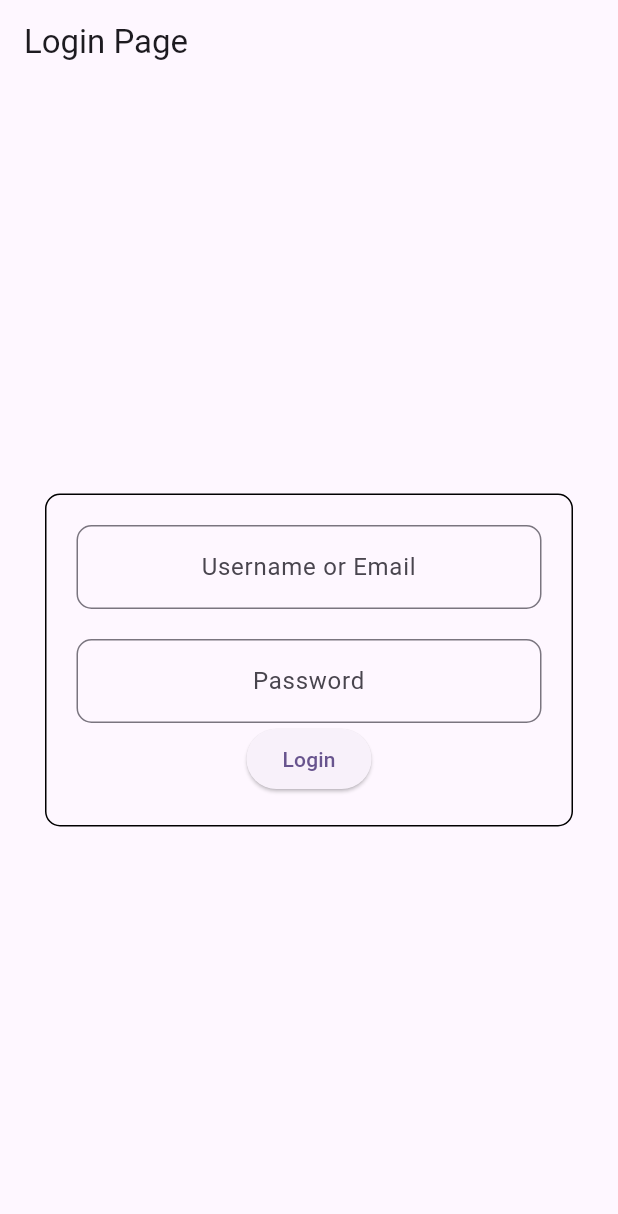
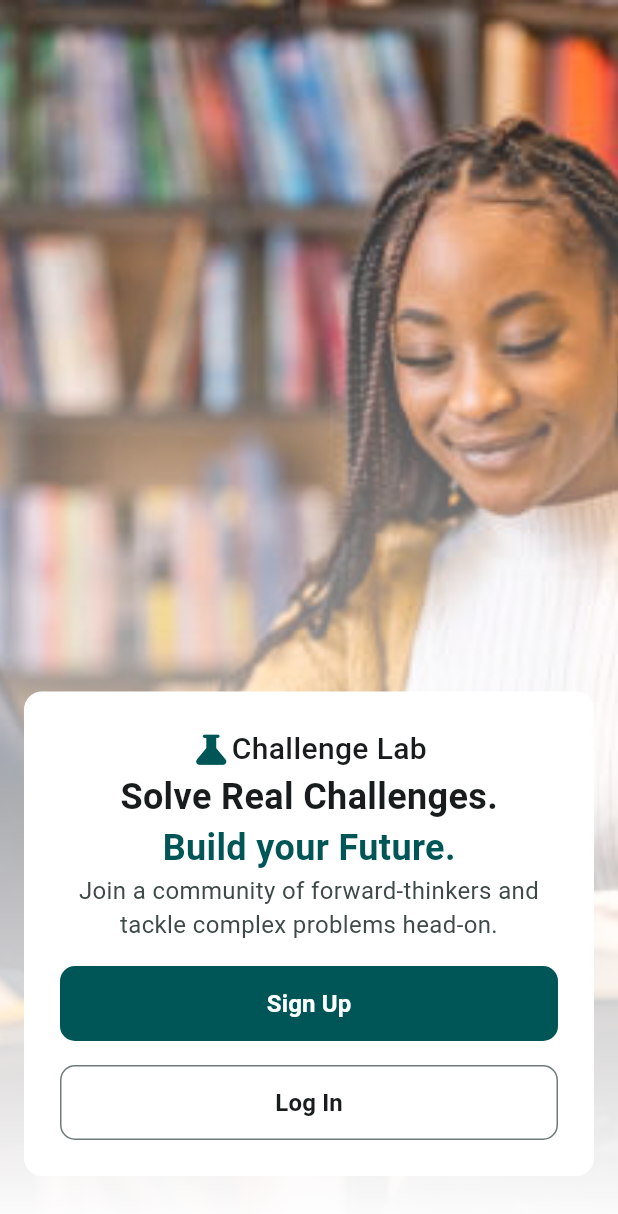
Before and after one commit to NixonSadique/challenge_lab_flutter, a Flutter app: the screen it shows after launch, on a phone screen of 412 x 824 dp. Shown: the top 1214 px of the screen. Run offline on Flutter 3.47's test engine with Material 3 defaults, Android fonts, the phone set to English and light mode, and no system bars; our stand-ins replace flutter_secure_storage.

Commit message:
feat: implement LandingPage, shared custom widgets, and update LoginScreen UI

```diff
--- a/lib/features/auth/presentation/login_screen.dart
+++ /dev/null
@@ -1,101 +0,0 @@
-import 'package:challenge_lab_flutter/features/auth/data/auth_service.dart';
-import 'package:flutter/material.dart';
-
-class LoginScreen extends StatefulWidget {
-  const LoginScreen({super.key});
-
-  @override
-  State<LoginScreen> createState() => _LoginScreenState();
-}
-
-class _LoginScreenState extends State<LoginScreen> {
-  final _identifierController = TextEditingController();
-  final _passwordController = TextEditingController();
-  final authService = AuthService();
-  bool _isLoading = false;
-
-  void handleLogin() async {
-    final identifier = _identifierController.text;
-    final password = _passwordController.text;
-
-    setState(() {
-      _isLoading = true;
-    });
-    try {
-      await authService.login(identifier, password);
-      ScaffoldMessenger.of(
-        context,
-      ).showSnackBar(const SnackBar(content: Text('Login successful!')));
-    } catch (e) {
-      ScaffoldMessenger.of(context).showSnackBar(
-        SnackBar(
-          content: Text(
-            e is Exception
-                ? e.toString().replaceFirst("Error: ", "")
-                : "An unexpected error occurred.",
-          ),
-        ),
-      );
-    } finally {
-      setState(() {
-        _isLoading = false;
-      });
-    }
-  }
-
-  @override
-  Widget build(BuildContext context) {
-    return Scaffold(
-      appBar: AppBar(title: Text("Login Page")),
-      body: Padding(
-        padding: const EdgeInsets.all(30),
-        child: Center(
-          child: Container(
-            padding: EdgeInsets.all(20),
-            decoration: BoxDecoration(
-              border: Border.all(),
-              borderRadius: BorderRadius.circular(10),
-            ),
-            child: Column(
-              mainAxisSize: MainAxisSize.min,
-              children: [
-                TextField(
-                  controller: _identifierController,
-                  decoration: InputDecoration(
-                    border: OutlineInputBorder(
-                      borderRadius: BorderRadius.circular(10),
-                    ),
-                    hintText: "Username or Email",
-                  ),
-                  textAlign: TextAlign.center,
-                ),
-                SizedBox(height: 20),
-                TextField(
-                  controller: _passwordController,
-                  decoration: InputDecoration(
-                    border: OutlineInputBorder(
-                      borderRadius: BorderRadius.circular(10),
-                    ),
-                    hintText: "Password",
-                  ),
-                  textAlign: TextAlign.center,
-                  obscureText: true,
-                ),
-                ElevatedButton(
-                  onPressed: _isLoading ? null : handleLogin,
-                  child: _isLoading
-                      ? SizedBox(
-                          height: 20,
-                          width: 20,
-                          child: CircularProgressIndicator(strokeWidth: 2),
-                        )
-                      : Text("Login"),
-                ),
-              ],
-            ),
-          ),
-        ),
-      ),
-    );
-  }
-}
--- /dev/null
+++ b/lib/features/landing/screens/landing_page.dart
@@ -0,0 +1,102 @@
+import 'package:challenge_lab_flutter/features/auth/presentation/screens/login_screen.dart';
+import 'package:challenge_lab_flutter/shared/widgets/app_button.dart';
+import 'package:challenge_lab_flutter/shared/widgets/outlined_app_button.dart';
+import 'package:flutter/material.dart';
+
+class LandingPage extends StatelessWidget {
+  const LandingPage({super.key});
+
+  @override
+  Widget build(BuildContext context) {
+    return Scaffold(
+      body: Stack(
+        fit: StackFit.expand,
+        children: [
+          Image.asset("assets/images/landing_bg.jpg", fit: BoxFit.cover),
+
+          Container(
+            decoration: BoxDecoration(
+              gradient: LinearGradient(
+                begin: Alignment.topCenter,
+                end: Alignment.bottomCenter,
+                colors: [Colors.white.withAlpha(10), Colors.white],
+              ),
+            ),
+          ),
+
+          Align(
+            alignment: Alignment.bottomCenter,
+            child: Container(
+              margin: EdgeInsets.symmetric(horizontal: 16, vertical: 40),
+              padding: EdgeInsets.all(24),
+              decoration: BoxDecoration(
+                color: Colors.white,
+                borderRadius: BorderRadius.circular(12),
+              ),
+              child: Column(
+                mainAxisSize: MainAxisSize.min,
+                mainAxisAlignment: MainAxisAlignment.center,
+                children: [
+                  Row(
+                    mainAxisAlignment: MainAxisAlignment.center,
+                    children: [
+                      Icon(
+                        Icons.science_rounded,
+                        color: Color(0xff005656),
+                        size: 27,
+                      ),
+                      Text(
+                        "Challenge Lab",
+                        style: TextStyle(
+                          color: Color(0xff191C1D),
+                          fontSize: 20,
+                          fontWeight: FontWeight.w500,
+                        ),
+                      ),
+                    ],
+                  ),
+                  Text(
+                    "Solve Real Challenges.",
+                    style: TextStyle(
+                      fontWeight: FontWeight.bold,
+                      fontSize: 24,
+                      color: Color(0xff191C1D),
+                    ),
+                  ),
+                  Text(
+                    "Build your Future.",
+                    style: TextStyle(
+                      fontWeight: FontWeight.bold,
+                      fontSize: 24,
+                      color: Color(0xff005656),
+                    ),
+                  ),
+                  Text(
+                    "Join a community of forward-thinkers and "
+                    "tackle complex problems head-on.",
+                    style: TextStyle(color: Color(0xff3E4948), fontSize: 16),
+                    textAlign: TextAlign.center,
+                  ),
+                  SizedBox(height: 16),
+                  AppButton(onPressed: () {}, text: "Sign Up"),
+                  SizedBox(height: 16),
+                  OutlinedAppButton(
+                    onPressed: () {
+                      Navigator.push(
+                        context,
+                        MaterialPageRoute(
+                          builder: (context) => const LoginScreen(),
+                        ),
+                      );
+                    },
+                    text: "Log In",
+                  ),
+                ],
+              ),
+            ),
+          ),
+        ],
+      ),
+    );
+  }
+}
--- a/lib/main.dart
+++ b/lib/main.dart
@@ -1,4 +1,4 @@
-import 'package:challenge_lab_flutter/features/auth/presentation/login_screen.dart';
+import 'package:challenge_lab_flutter/features/landing/screens/landing_page.dart';
 import 'package:flutter/material.dart';
 
 void main() {
@@ -11,10 +11,9 @@ class MyApp extends StatelessWidget {
   @override
   Widget build(BuildContext context) {
     return MaterialApp(
-      title: 'Flutter Demo',
-      theme: ThemeData(colorScheme: .fromSeed(seedColor: Colors.deepPurple)),
+      title: 'Challenge Lab',
       debugShowCheckedModeBanner: false,
-      home: LoginScreen()
+      home: LandingPage(),
     );
   }
 }
--- /dev/null
+++ b/lib/shared/widgets/app_button.dart
@@ -0,0 +1,50 @@
+import 'package:flutter/material.dart';
+
+class AppButton extends StatelessWidget {
+  final bool isLoading;
+  final VoidCallback? onPressed;
+  final String text;
+  final double? width;
+  final double height;
+
+  const AppButton({
+    super.key,
+    this.isLoading = false,
+    required this.onPressed,
+    required this.text,
+    this.width,
+    this.height = 50,
+
+  });
+
+  @override
+  Widget build(BuildContext context) {
+    return SizedBox(
+      width: width ?? double.infinity,
+      height: height,
+      child: ElevatedButton(
+        style: ElevatedButton.styleFrom(
+          elevation: 0,
+          backgroundColor: Color(0xff005656),
+          shape: RoundedRectangleBorder(borderRadius: BorderRadius.circular(10),),
+
+        ),
+        onPressed: isLoading ? null : onPressed,
+        child: isLoading
+            ? SizedBox(
+                height: 20,
+                width: 20,
+                child: CircularProgressIndicator(strokeWidth: 2),
+              )
+            : Text(
+                text,
+                style: TextStyle(
+                  color: Colors.white,
+                  fontWeight: FontWeight.w600,
+                  fontSize: 16
+                ),
+              ),
+      ),
+    );
+  }
+}
--- /dev/null
+++ b/lib/shared/widgets/outlined_app_button.dart
@@ -0,0 +1,51 @@
+import 'package:flutter/material.dart';
+
+class OutlinedAppButton extends StatelessWidget {
+  final bool isLoading;
+  final VoidCallback? onPressed;
+  final String text;
+  final double? width;
+  final double height;
+
+  const OutlinedAppButton({
+    super.key,
+    this.isLoading = false,
+    required this.onPressed,
+    required this.text,
+    this.width,
+    this.height = 50,
+  });
+
+  @override
+  Widget build(BuildContext context) {
+    return SizedBox(
+      width: width ?? double.infinity,
+      height: height,
+      child: ElevatedButton(
+        style: ElevatedButton.styleFrom(
+          elevation: 0,
+          backgroundColor: Colors.white,
+          shape: RoundedRectangleBorder(
+            side: BorderSide(color: Color(0xff6E7979), width: 1),
+            borderRadius: BorderRadius.circular(10),
+          ),
+        ),
+        onPressed: isLoading ? null : onPressed,
+        child: isLoading
+            ? SizedBox(
+                height: 20,
+                width: 20,
+                child: CircularProgressIndicator(strokeWidth: 2),
+              )
+            : Text(
+                text,
+                style: TextStyle(
+                  color: Color(0xff191C1D),
+                  fontWeight: FontWeight.w600,
+                  fontSize: 16,
+                ),
+              ),
+      ),
+    );
+  }
+}
--- a/pubspec.yaml
+++ b/pubspec.yaml
@@ -54,6 +54,9 @@ flutter:
   # the material Icons class.
   uses-material-design: true
 
+  assets:
+    - assets/images/
+
   # To add assets to your application, add an assets section, like this:
   # assets:
   #   - images/a_dot_burr.jpeg
```
Also changed, not shown: lib/features/auth/presentation/screens/login_screen.dart (added, +153 -0 lines), lib/features/auth/presentation/widgets/auth_field.dart (added, +25 -0 lines), assets/images/landing_bg.jpg (added).
